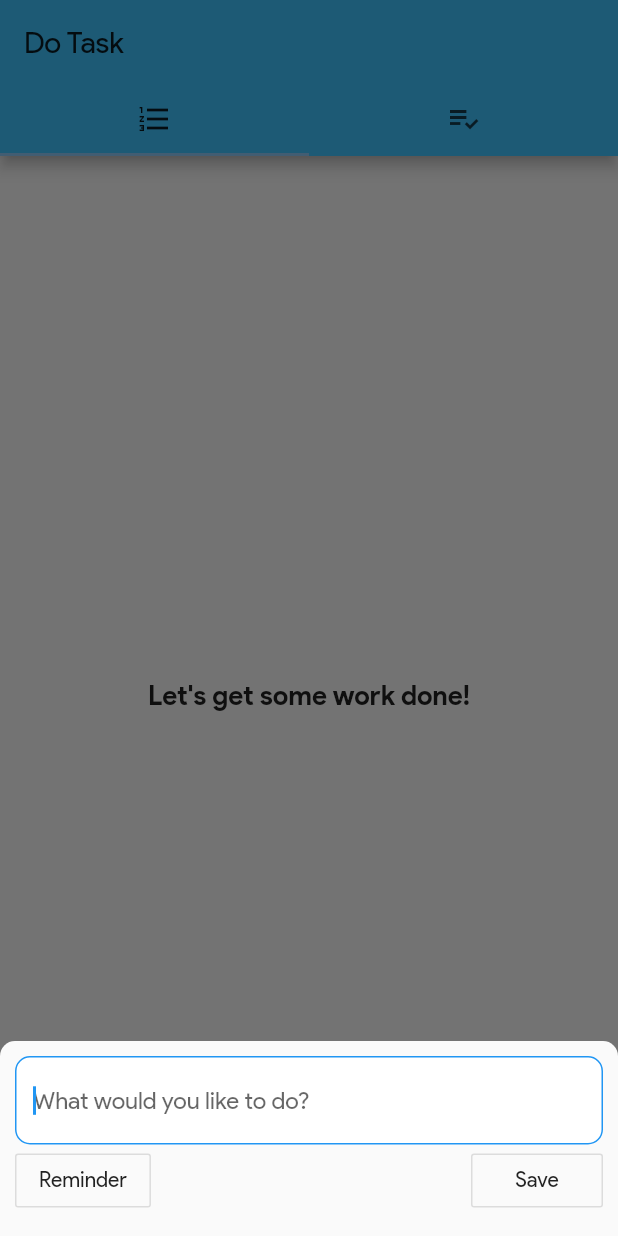
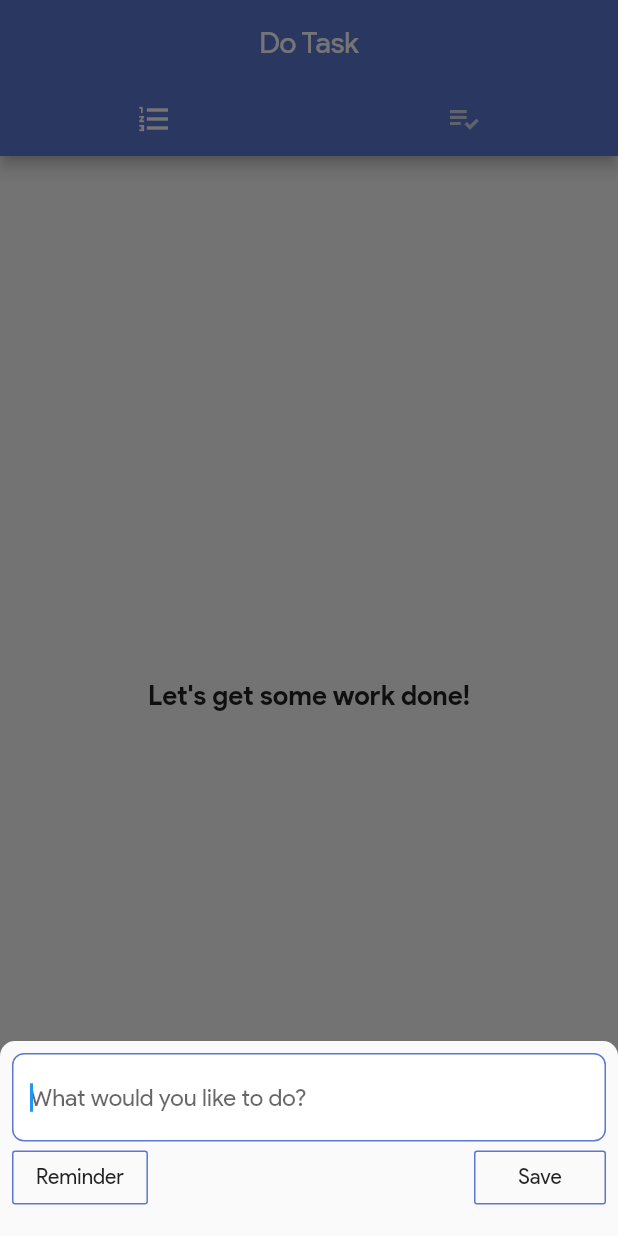
Before and after one commit to Abhishek201999/Do-Task, a Flutter app: the screen it shows after launch, after a tap on the "add" icon, on a phone screen of 412 x 824 dp. Run offline on Flutter 3.47's test engine with Material 2 defaults, Android fonts, the phone set to English and light mode, and no system bars; our stand-ins replace flutter_local_notifications, sqflite; accounts and stored records are empty.

Commit message:
Design change

```diff
--- a/lib/addTask.dart
+++ b/lib/addTask.dart
@@ -23,7 +23,7 @@ class _AddTaskState extends State<AddTask> {
 
     return Container(
       height: keyHeight,
-      padding: const EdgeInsets.all(10),
+      padding: const EdgeInsets.all(8),
       child: Column(
         children: <Widget>[
           TextField(
@@ -32,11 +32,12 @@ class _AddTaskState extends State<AddTask> {
               fillColor: Colors.white,
               filled: true,
               enabledBorder: OutlineInputBorder(
-                  borderRadius: BorderRadius.all(Radius.circular(10.0)),
-                  borderSide: BorderSide(color: Colors.blue, width: 2)),
+                  borderRadius: BorderRadius.all(Radius.circular(8.0)),
+                  borderSide: BorderSide(
+                      color: Theme.of(context).primaryColor, width: 2)),
               focusedBorder: OutlineInputBorder(
-                borderRadius: BorderRadius.all(Radius.circular(10.0)),
-                borderSide: BorderSide(color: Colors.blue),
+                borderRadius: BorderRadius.all(Radius.circular(8.0)),
+                borderSide: BorderSide(color: Theme.of(context).primaryColor),
               ),
               hintText: 'What would you like to do?',
             ),
@@ -47,6 +48,9 @@ class _AddTaskState extends State<AddTask> {
           Row(
             children: [
               OutlineButton(
+                borderSide: BorderSide(
+                  color: Theme.of(context).primaryColor,
+                ),
                 child: Text('Reminder'),
                 onPressed: () async {
                   await _selectDate(context);
@@ -57,6 +61,9 @@ class _AddTaskState extends State<AddTask> {
               ),
               Spacer(),
               OutlineButton(
+                borderSide: BorderSide(
+                  color: Theme.of(context).primaryColor,
+                ),
                 child: Text('Save'),
                 onPressed: _taskController.text.isNotEmpty
                     ? () async {
--- a/lib/format.dart
+++ b/lib/format.dart
@@ -47,7 +47,7 @@ class _FormatState extends State<Format> {
           icon: widget.item.complete
               ? const Icon(
                   Icons.check_box,
-                  color: Colors.lightBlueAccent,
+                  color: Color.fromRGBO(92, 119, 210, 1),
                 )
               : const Icon(Icons.check_box_outline_blank),
           onPressed: () => widget.toggle(widget.item),
--- a/lib/main.dart
+++ b/lib/main.dart
@@ -29,8 +29,8 @@ class MyApp extends StatelessWidget {
       theme: ThemeData(
         fontFamily: 'ProductSans',
         brightness: Brightness.light,
-        primaryColor: Colors.lightBlueAccent,
-        accentColor: Colors.blue[200],
+        primaryColor: Color.fromRGBO(92, 119, 210, 1),
+        accentColor: Color.fromRGBO(92, 119, 210, 0.9),
       ),
     );
   }
@@ -118,10 +118,9 @@ class _MyHomePageState extends State<MyHomePage> {
       length: 2,
       child: Scaffold(
         appBar: AppBar(
-          // backgroundColor: Colors.deepPurple,
+          centerTitle: true,
           title: const Text('Do Task'),
           bottom: TabBar(
-            // indicatorColor: Colors.deepPurpleAccent,
             tabs: <Widget>[
               Tab(
                 icon: const Icon(Icons.format_list_numbered),
```
Also changed, not shown: assets/1.jpg (added), assets/1.png (deleted), assets/2.jpg (added), assets/2.png (deleted), 1 other file.
